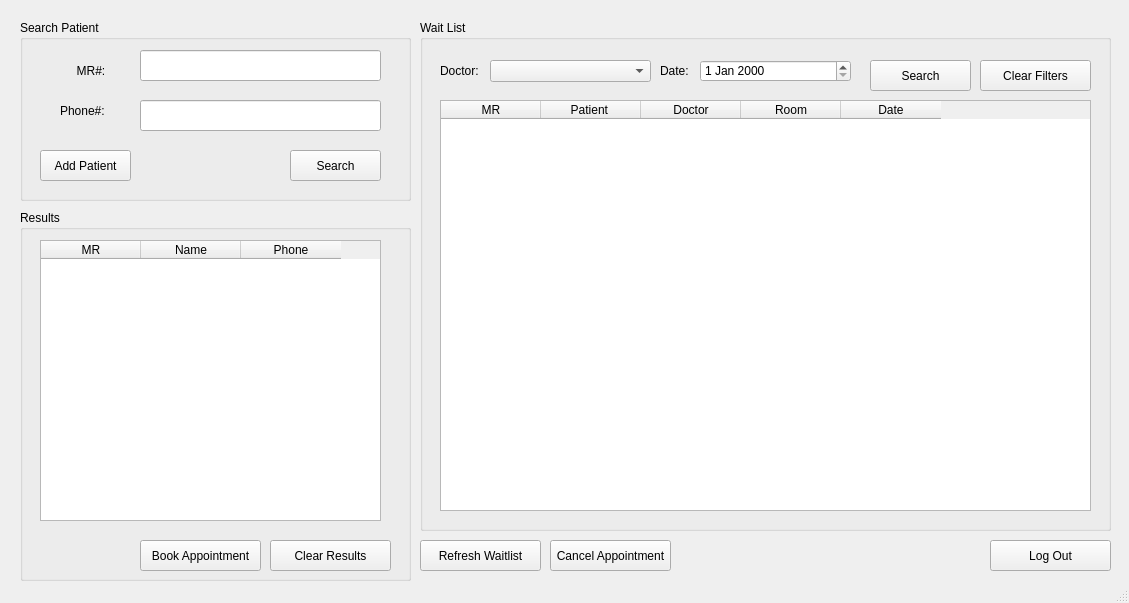
Old version of the form Screens/Receptionist MainMenu.ui in the repository RaahimHash/DBMS-Project-UHU-Clinic.
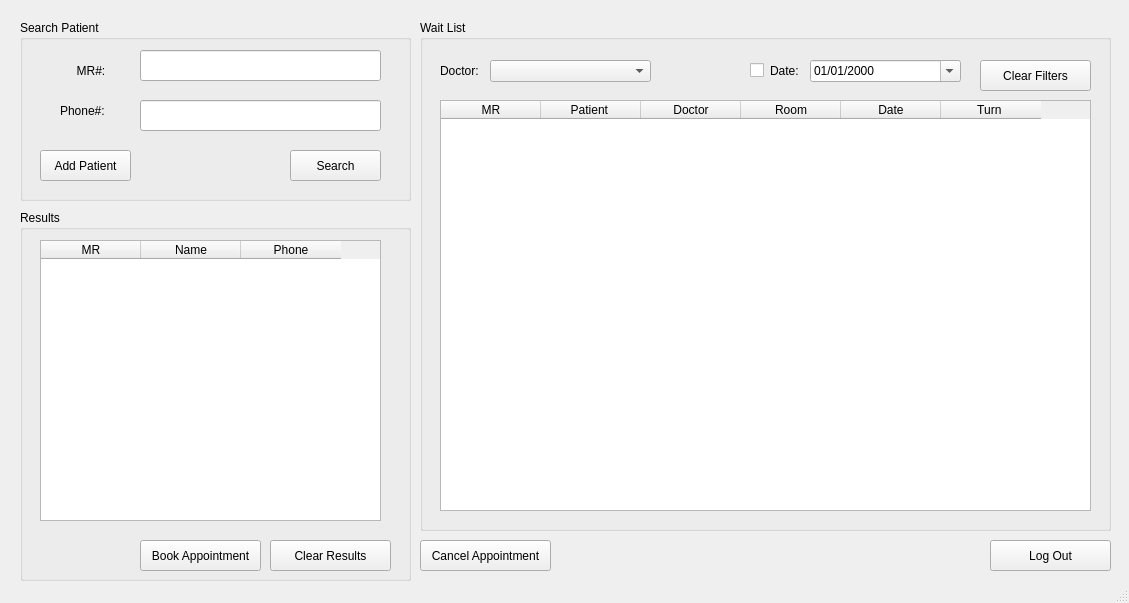
New version of the form.

What changed in the file:
```diff
--- a/Screens/Receptionist MainMenu.ui
+++ b/Screens/Receptionist MainMenu.ui
@@ -154,6 +154,11 @@
        <string>Date</string>
       </property>
      </column>
+     <column>
+      <property name="text">
+       <string>Turn </string>
+      </property>
+     </column>
     </widget>
     <widget class="QLabel" name="label_3">
      <property name="geometry">
@@ -168,19 +173,6 @@
       <string>Doctor:</string>
      </property>
     </widget>
-    <widget class="QLabel" name="label_4">
-     <property name="geometry">
-      <rect>
-       <x>240</x>
-       <y>40</y>
-       <width>51</width>
-       <height>21</height>
-      </rect>
-     </property>
-     <property name="text">
-      <string>Date:</string>
-     </property>
-    </widget>
     <widget class="QComboBox" name="comboDoctor">
      <property name="geometry">
       <rect>
@@ -191,28 +183,21 @@
       </rect>
      </property>
     </widget>
-    <widget class="QPushButton" name="pushSearchWaitlist">
-     <property name="geometry">
-      <rect>
-       <x>450</x>
-       <y>40</y>
-       <width>101</width>
-       <height>31</height>
-      </rect>
-     </property>
-     <property name="text">
-      <string>Search</string>
-     </property>
-    </widget>
     <widget class="QDateEdit" name="dateEdit">
      <property name="geometry">
       <rect>
-       <x>280</x>
+       <x>390</x>
        <y>40</y>
        <width>151</width>
        <height>22</height>
       </rect>
      </property>
+     <property name="displayFormat">
+      <string>MM/dd/yyyy</string>
+     </property>
+     <property name="calendarPopup">
+      <bool>true</bool>
+     </property>
     </widget>
     <widget class="QPushButton" name="pushClearFilters">
      <property name="geometry">
@@ -227,6 +212,32 @@
       <string>Clear Filters</string>
      </property>
     </widget>
+    <widget class="QCheckBox" name="checkDate">
+     <property name="geometry">
+      <rect>
+       <x>330</x>
+       <y>40</y>
+       <width>16</width>
+       <height>20</height>
+      </rect>
+     </property>
+     <property name="text">
+      <string/>
+     </property>
+    </widget>
+    <widget class="QLabel" name="label_4">
+     <property name="geometry">
+      <rect>
+       <x>350</x>
+       <y>40</y>
+       <width>51</width>
+       <height>21</height>
+      </rect>
+     </property>
+     <property name="text">
+      <string>Date:</string>
+     </property>
+    </widget>
    </widget>
    <widget class="QGroupBox" name="groupBox_2">
     <property name="geometry">
@@ -295,27 +306,14 @@
    <widget class="QPushButton" name="pushCancel">
     <property name="geometry">
      <rect>
-      <x>550</x>
-      <y>540</y>
-      <width>121</width>
-      <height>31</height>
-     </rect>
-    </property>
-    <property name="text">
-     <string>Cancel Appointment</string>
-    </property>
-   </widget>
-   <widget class="QPushButton" name="pushRefreshWaitlist">
-    <property name="geometry">
-     <rect>
       <x>420</x>
       <y>540</y>
-      <width>121</width>
+      <width>131</width>
       <height>31</height>
      </rect>
     </property>
     <property name="text">
-     <string>Refresh Waitlist</string>
+     <string>Cancel Appointment</string>
     </property>
    </widget>
    <widget class="QPushButton" name="pushLogOut">
```
Left out of the diff: 6 changed lines with no effect on the pictures.
